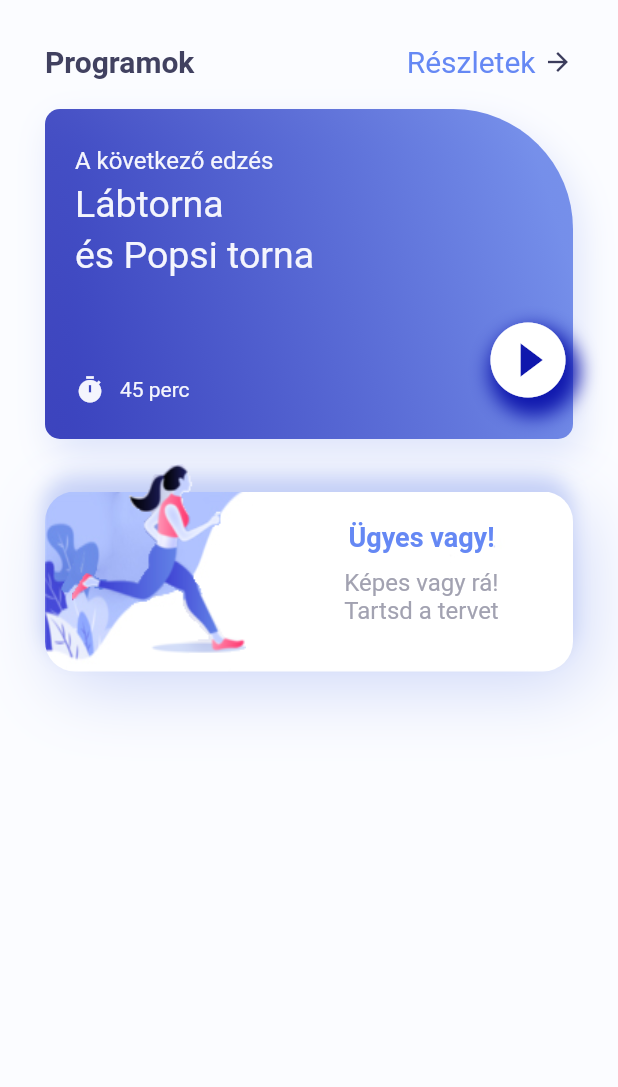
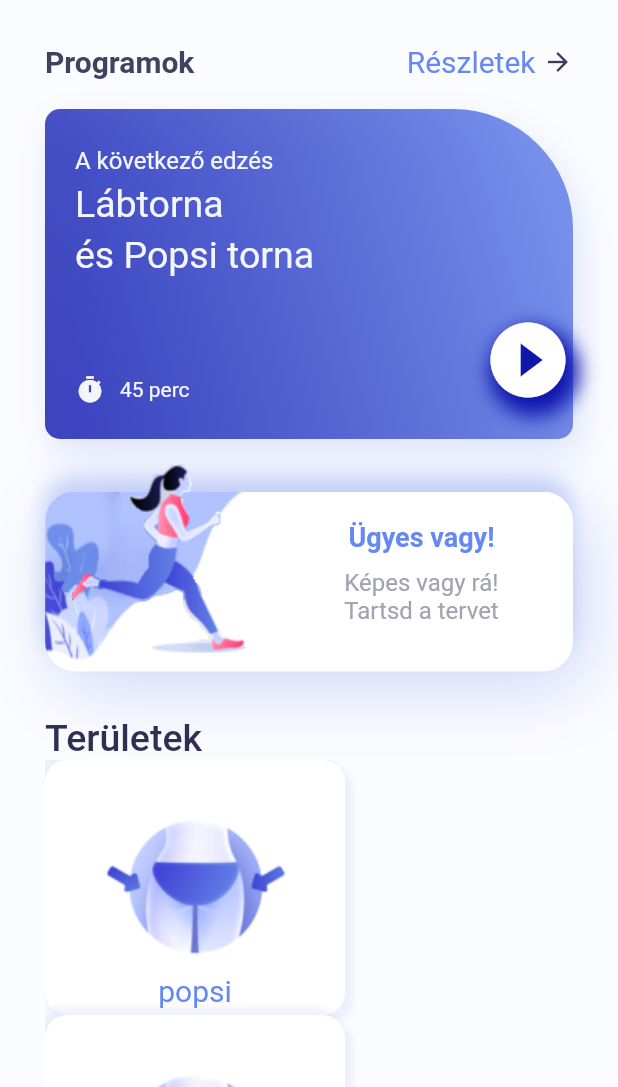
Before and after one commit to maximilianbarabas/fitnessapp, a Flutter app: the screen it shows after launch, on a phone screen of 412 x 824 dp, the part 149-1236 px from its top. Run offline on Flutter 3.47's test engine with Material 2 defaults, Android fonts, the phone set to English and light mode, and no system bars.

Commit message:
working on 4 column design

```diff
--- a/lib/home_page.dart
+++ b/lib/home_page.dart
@@ -238,13 +238,62 @@ class _HomePageState extends State<HomePage> {
                                   ),
                                   children: [
                                 TextSpan(text: "Tartsd a tervet")
-                              ]))
+                              ])),
                         ],
                       ),
                     ),
                   ],
                 ),
               ),
+              Row(children: [
+                Text(
+                  "Területek",
+                  // textAlign: TextAlign.center,
+                  style: TextStyle(
+                      fontSize: 25,
+                      fontWeight: FontWeight.w500,
+                      color: color.AppColor.homePageTitle),
+                )
+              ]),
+              Expanded(
+                  child: ListView.builder(
+                itemCount: 4,
+                itemBuilder: (_, i) {
+                  return Row(children: [
+                    Container(
+                      height: 170,
+                      width: 200,
+                      padding: EdgeInsets.only(bottom: 5),
+                      decoration: BoxDecoration(
+                          color: Colors.white,
+                          borderRadius: BorderRadius.circular(15),
+                          image: DecorationImage(
+                              image: AssetImage("assets/ex1.png")),
+                          boxShadow: [
+                            BoxShadow(
+                                blurRadius: 3,
+                                offset: Offset(5, 5),
+                                color: color.AppColor.gradientSecond
+                                    .withOpacity(0.1)),
+                            BoxShadow(
+                                blurRadius: 3,
+                                offset: Offset(-5, -5),
+                                color: color.AppColor.gradientSecond
+                                    .withOpacity(0.1)),
+                          ]),
+                      child: Center(
+                          child: Align(
+                              alignment: Alignment.bottomCenter,
+                              child: Text(
+                                "popsi",
+                                style: TextStyle(
+                                    fontSize: 20,
+                                    color: color.AppColor.homePageDetail),
+                              ))),
+                    ),
+                  ]);
+                },
+              ))
             ],
           ),
         ));
```
Also changed, not shown: assets/ex1.png (added), assets/ex2.png (added), assets/ex3.png (added), assets/ex4.png (added).
